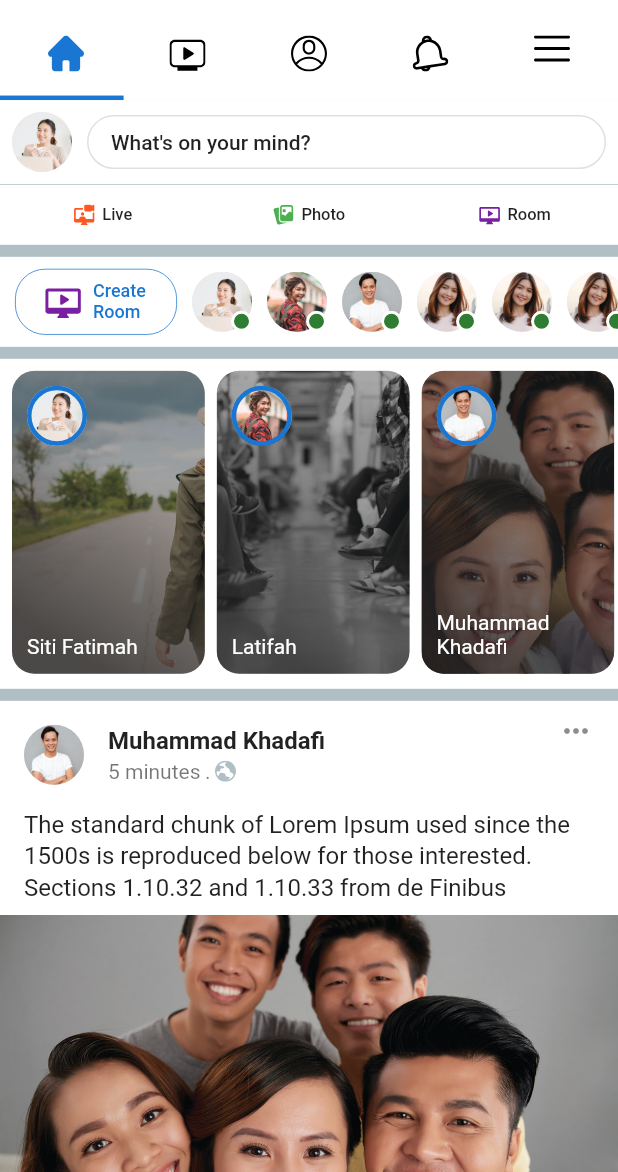
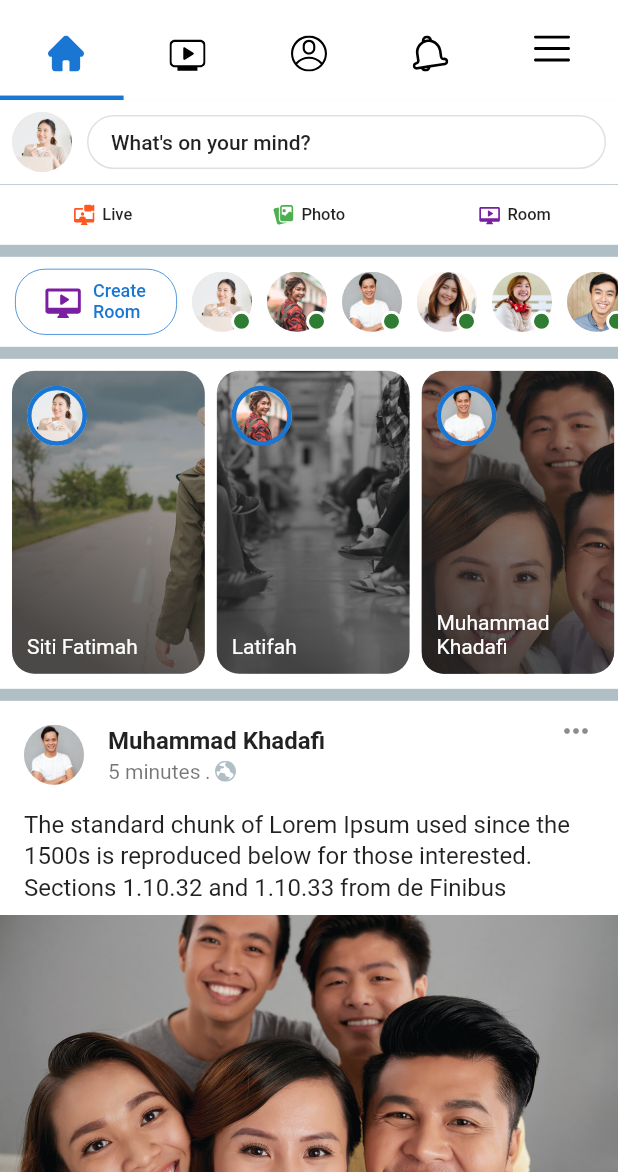
Before and after one commit to johan1627/fcui_facebook_2020, a Flutter app: the screen it shows after launch, on a phone screen of 412 x 824 dp, the part 64-1236 px from its top. Run offline on Flutter 3.47's test engine with Material 2 defaults, Android fonts, the phone set to English and light mode, and no system bars; our stand-ins replace flutter_svg.

```diff
--- a/lib/HomePage.dart
+++ b/lib/HomePage.dart
@@ -83,10 +83,10 @@ class _HomePageState extends State<HomePage> {
                             photoProfile(photo: "assets/images/profile_02.jpg"),
                             photoProfile(photo: "assets/images/profile_03.jpg"),
                             photoProfile(photo: "assets/images/profile_04.jpg"),
-                            photoProfile(photo: "assets/images/profile_04.jpg"),
-                            photoProfile(photo: "assets/images/profile_04.jpg"),
-                            photoProfile(photo: "assets/images/profile_04.jpg"),
-                            photoProfile(photo: "assets/images/profile_04.jpg"),
+                            photoProfile(photo: "assets/images/profile_05.jpg"),
+                            photoProfile(photo: "assets/images/profile_06.jpg"),
+                            photoProfile(photo: "assets/images/profile_07.jpg"),
+                            photoProfile(photo: "assets/images/profile_08.jpg"),
                           ],
                         ),
                       ),
```
Also changed, not shown: assets/images/profile_05.jpg (added), assets/images/profile_06.jpg (added), assets/images/profile_07.jpg (added), assets/images/profile_08.jpg (added).
